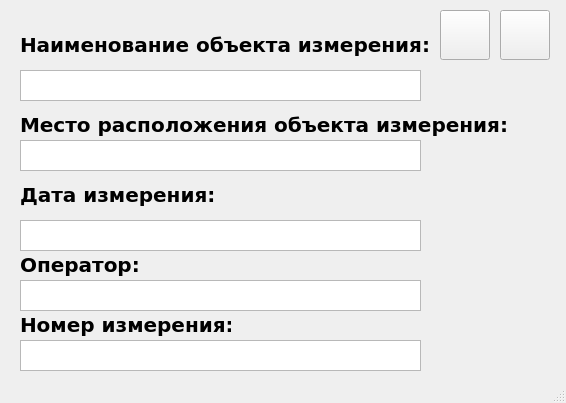
Qt form secondUI.ui (kozlov174/raspberry_app) before a commit.
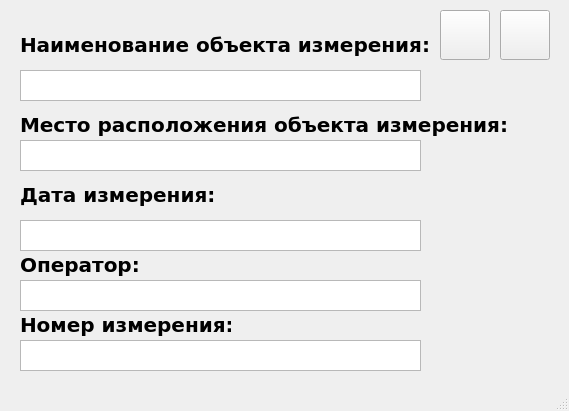
The same form after that commit. Icons and pictures are not drawn.

Commit message: update second window interface

Patch:
```diff
--- a/secondUI.ui
+++ b/secondUI.ui
@@ -6,8 +6,8 @@
    <rect>
     <x>0</x>
     <y>0</y>
-    <width>566</width>
-    <height>403</height>
+    <width>569</width>
+    <height>411</height>
    </rect>
   </property>
   <property name="windowTitle">
```
The commit also changes 2 other files.
